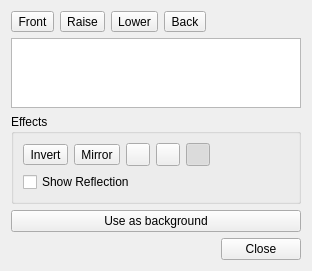
Before: the Qt Designer form items/PicturePropertiesItem.ui in enricoros/fotowall, drawn with Qt 5.
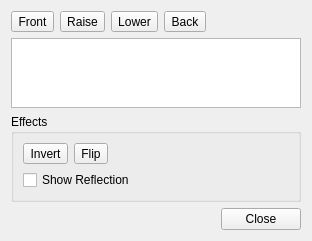
After: the same form once the commit is applied. Icons and pictures are not drawn.

The edit to the form file:
```diff
--- a/items/PicturePropertiesItem.ui
+++ b/items/PicturePropertiesItem.ui
@@ -7,7 +7,7 @@
     <x>0</x>
     <y>0</y>
     <width>312</width>
-    <height>269</height>
+    <height>238</height>
    </rect>
   </property>
   <property name="windowTitle">
@@ -129,7 +129,7 @@
       <item row="0" column="1">
        <widget class="QToolButton" name="toolButton_3">
         <property name="text">
-         <string>Mirror</string>
+         <string>Flip</string>
         </property>
         <property name="icon">
          <iconset resource="../fotowall.qrc">
@@ -140,47 +140,14 @@
         </property>
        </widget>
       </item>
-      <item row="0" column="2">
-       <widget class="QToolButton" name="toolButton_2">
-        <property name="checkable">
-         <bool>true</bool>
-        </property>
-        <property name="toolButtonStyle">
-         <enum>Qt::ToolButtonTextBesideIcon</enum>
-        </property>
-       </widget>
-      </item>
-      <item row="0" column="3">
-       <widget class="QToolButton" name="toolButton_5">
-        <property name="checkable">
-         <bool>true</bool>
-        </property>
-        <property name="toolButtonStyle">
-         <enum>Qt::ToolButtonTextBesideIcon</enum>
-        </property>
-       </widget>
-      </item>
-      <item row="0" column="4">
-       <widget class="QToolButton" name="toolButton_6">
-        <property name="checkable">
-         <bool>true</bool>
-        </property>
-        <property name="checked">
-         <bool>true</bool>
-        </property>
-        <property name="toolButtonStyle">
-         <enum>Qt::ToolButtonTextBesideIcon</enum>
-        </property>
-       </widget>
-      </item>
-      <item row="1" column="0" colspan="5">
-       <widget class="QCheckBox" name="checkBox">
+      <item row="1" column="0" colspan="4">
+       <widget class="QCheckBox" name="reflection">
         <property name="text">
          <string>Show Reflection</string>
         </property>
        </widget>
       </item>
-      <item row="0" column="5">
+      <item row="0" column="3">
        <spacer name="horizontalSpacer_5">
         <property name="orientation">
          <enum>Qt::Horizontal</enum>
@@ -196,16 +163,6 @@
      </layout>
     </widget>
    </item>
-   <item>
-    <widget class="QPushButton" name="pushButton">
-     <property name="text">
-      <string>Use as background</string>
-     </property>
-     <property name="checkable">
-      <bool>true</bool>
-     </property>
-    </widget>
-   </item>
    <item>
     <spacer name="verticalSpacer">
      <property name="orientation">
```
Left out of the diff: 4 changed lines with no effect on the pictures.
